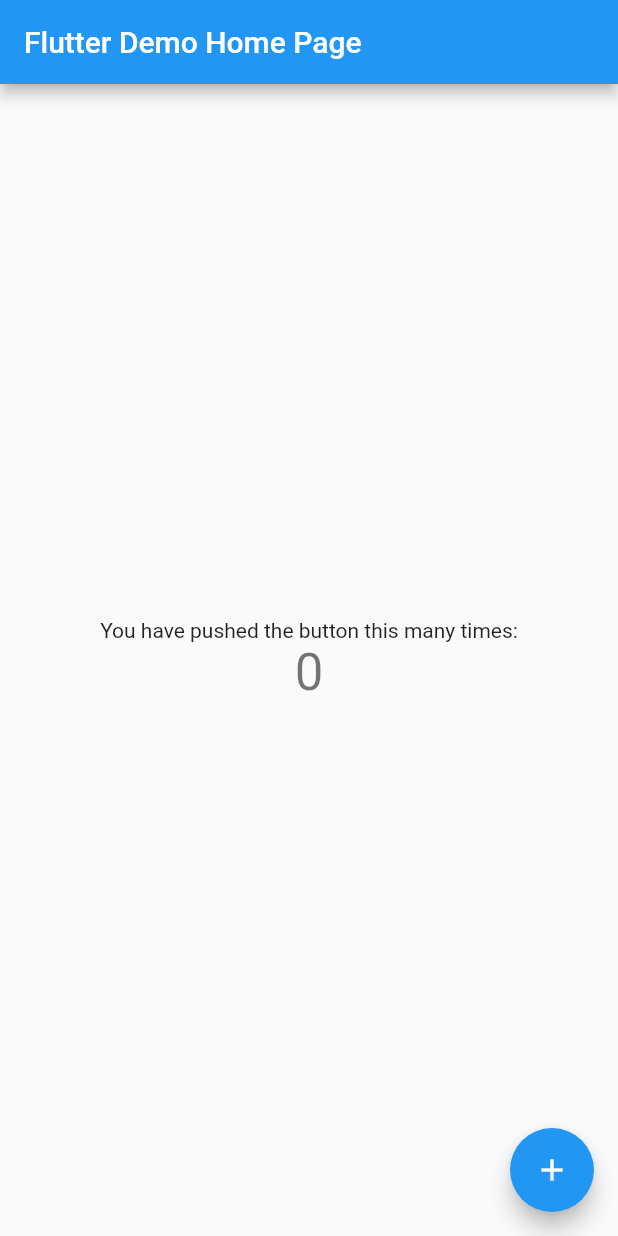
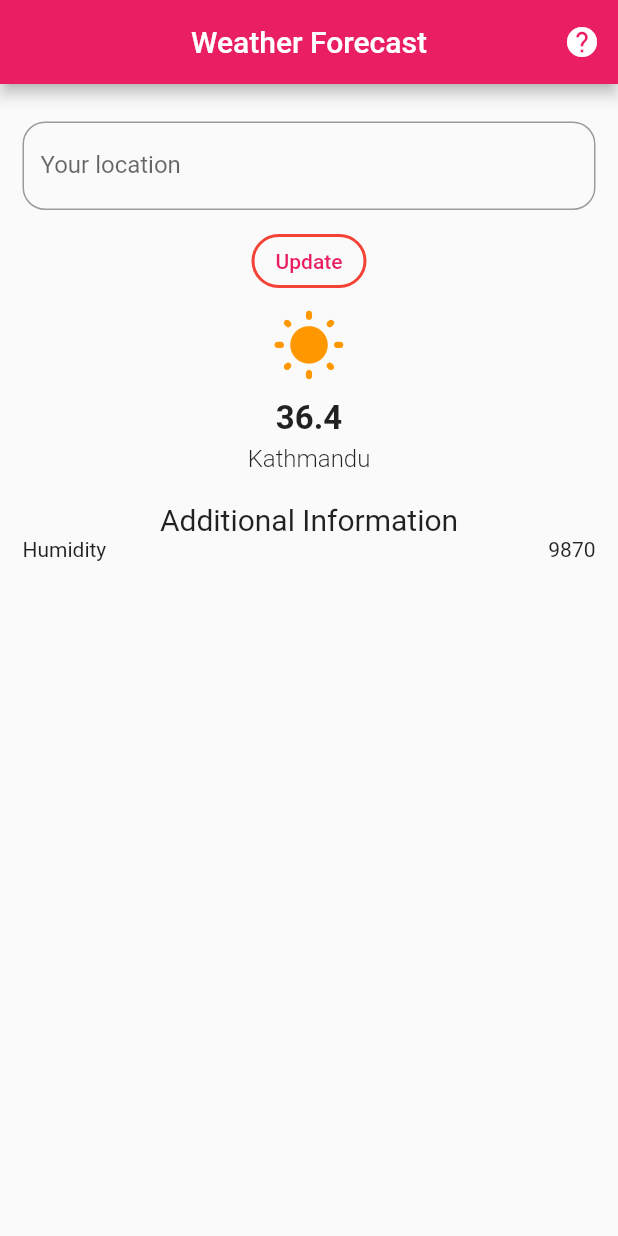
Before and after one commit to aakashsahh/weather_api, a Flutter app: the screen it shows after launch, on a phone screen of 412 x 824 dp. Run offline on Flutter 3.47's test engine with Material 2 defaults, Android fonts, the phone set to English and light mode, and no system bars.

Commit message:
homescreen ui

```diff
--- /dev/null
+++ b/lib/home_screen.dart
@@ -0,0 +1,106 @@
+import 'package:flutter/material.dart';
+
+class HomeScreen extends StatefulWidget {
+  const HomeScreen({Key? key}) : super(key: key);
+
+  @override
+  State<HomeScreen> createState() => _HomeScreenState();
+}
+
+class _HomeScreenState extends State<HomeScreen> {
+  @override
+  Widget build(BuildContext context) {
+    return Scaffold(
+      appBar: AppBar(
+        centerTitle: true,
+        title: const Text("Weather Forecast"),
+        actions: [
+          Padding(
+            padding: const EdgeInsets.all(12.0),
+            child: InkWell(
+                onTap: () {
+                  debugPrint("help button was clicked");
+                },
+                child: const Icon(Icons.help)),
+          )
+        ],
+      ),
+      body: Padding(
+        padding: const EdgeInsets.all(15.0),
+        child: ListView(children: [
+          Column(
+            children: [
+              const SizedBox(height: 10),
+              TextFormField(
+                  decoration: InputDecoration(
+                      label: const Text("Your location"),
+                      hintText: "Enter your location",
+                      border: OutlineInputBorder(
+                          borderRadius: BorderRadius.circular(15)))),
+              const SizedBox(height: 10),
+              OutlinedButton(
+                style: OutlinedButton.styleFrom(
+                  shape: const StadiumBorder(),
+                  side: const BorderSide(width: 2, color: Colors.red),
+                ),
+                onPressed: () {},
+                child: const Text('Update'),
+              ),
+              const SizedBox(height: 8),
+              currentweather(Icons.wb_sunny_rounded, "36.4", "Kathmandu"),
+              const SizedBox(height: 20),
+              const Text(
+                "Additional Information",
+                style: TextStyle(
+                  fontSize: 20,
+                  fontWeight: FontWeight.w400,
+                ),
+              )
+            ],
+          ),
+          Row(
+            mainAxisAlignment: MainAxisAlignment.spaceBetween,
+            children: [
+              Column(
+                children: [Text("Humidity")],
+              ),
+              Column(
+                children: [Text("9870")],
+              ),
+            ],
+          )
+        ]),
+      ),
+    );
+  }
+
+  currentweather(IconData icon, String temp, String location) {
+    return Center(
+      child: Column(children: [
+        Icon(
+          icon,
+          color: Colors.orange,
+          size: 50,
+        ),
+        const SizedBox(height: 10),
+        Text(
+          temp,
+          style: const TextStyle(
+            fontWeight: FontWeight.w600,
+            fontSize: 22,
+          ),
+        ),
+        const SizedBox(height: 4),
+        Text(
+          location,
+          style: const TextStyle(
+            fontWeight: FontWeight.w300,
+            fontSize: 16,
+          ),
+        ),
+      ]),
+    );
+  }
+
+  additionalInformation() {}
+}
--- a/lib/main.dart
+++ b/lib/main.dart
@@ -1,4 +1,6 @@
 import 'package:flutter/material.dart';
+
+import 'home_screen.dart';
 
 void main() {
   runApp(const MyApp());
@@ -7,109 +9,16 @@ void main() {
 class MyApp extends StatelessWidget {
   const MyApp({Key? key}) : super(key: key);
 
-  // This widget is the root of your application.
   @override
   Widget build(BuildContext context) {
     return MaterialApp(
-      title: 'Flutter Demo',
+      debugShowCheckedModeBanner: false,
+      title: 'Weather App',
       theme: ThemeData(
-        // This is the theme of your application.
-        //
-        // Try running your application with "flutter run". You'll see the
-        // application has a blue toolbar. Then, without quitting the app, try
-        // changing the primarySwatch below to Colors.green and then invoke
-        // "hot reload" (press "r" in the console where you ran "flutter run",
-        // or simply save your changes to "hot reload" in a Flutter IDE).
-        // Notice that the counter didn't reset back to zero; the application
-        // is not restarted.
-        primarySwatch: Colors.blue,
+        primarySwatch: Colors.pink,
       ),
-      home: const MyHomePage(title: 'Flutter Demo Home Page'),
+      home: const HomeScreen(),
+
     );
   }
 }
-
-class MyHomePage extends StatefulWidget {
-  const MyHomePage({Key? key, required this.title}) : super(key: key);
-
-  // This widget is the home page of your application. It is stateful, meaning
-  // that it has a State object (defined below) that contains fields that affect
-  // how it looks.
-
-  // This class is the configuration for the state. It holds the values (in this
-  // case the title) provided by the parent (in this case the App widget) and
-  // used by the build method of the State. Fields in a Widget subclass are
-  // always marked "final".
-
-  final String title;
-
-  @override
-  State<MyHomePage> createState() => _MyHomePageState();
-}
-
-class _MyHomePageState extends State<MyHomePage> {
-  int _counter = 0;
-
-  void _incrementCounter() {
-    setState(() {
-      // This call to setState tells the Flutter framework that something has
-      // changed in this State, which causes it to rerun the build method below
-      // so that the display can reflect the updated values. If we changed
-      // _counter without calling setState(), then the build method would not be
-      // called again, and so nothing would appear to happen.
-      _counter++;
-    });
-  }
-
-  @override
-  Widget build(BuildContext context) {
-    // This method is rerun every time setState is called, for instance as done
-    // by the _incrementCounter method above.
-    //
-    // The Flutter framework has been optimized to make rerunning build methods
-    // fast, so that you can just rebuild anything that needs updating rather
-    // than having to individually change instances of widgets.
-    return Scaffold(
-      appBar: AppBar(
-        // Here we take the value from the MyHomePage object that was created by
-        // the App.build method, and use it to set our appbar title.
-        title: Text(widget.title),
-      ),
-      body: Center(
-        // Center is a layout widget. It takes a single child and positions it
-        // in the middle of the parent.
-        child: Column(
-          // Column is also a layout widget. It takes a list of children and
-          // arranges them vertically. By default, it sizes itself to fit its
-          // children horizontally, and tries to be as tall as its parent.
-          //
-          // Invoke "debug painting" (press "p" in the console, choose the
-          // "Toggle Debug Paint" action from the Flutter Inspector in Android
-          // Studio, or the "Toggle Debug Paint" command in Visual Studio Code)
-          // to see the wireframe for each widget.
-          //
-          // Column has various properties to control how it sizes itself and
-          // how it positions its children. Here we use mainAxisAlignment to
-          // center the children vertically; the main axis here is the vertical
-          // axis because Columns are vertical (the cross axis would be
-          // horizontal).
-          mainAxisAlignment: MainAxisAlignment.center,
-          children: <Widget>[
-            const Text(
-              'You have pushed the button this many times:',
-            ),
-            Text(
-              '$_counter',
-              style: Theme.of(context).textTheme.headline4,
-            ),
-          ],
-        ),
-      ),
-      floatingActionButton: FloatingActionButton(
-        onPressed: _incrementCounter,
-        tooltip: 'Increment',
-        child: const Icon(Icons.add),
-      ), // This trailing comma makes auto-formatting nicer for build methods.
-    );
-  }
-}
```
